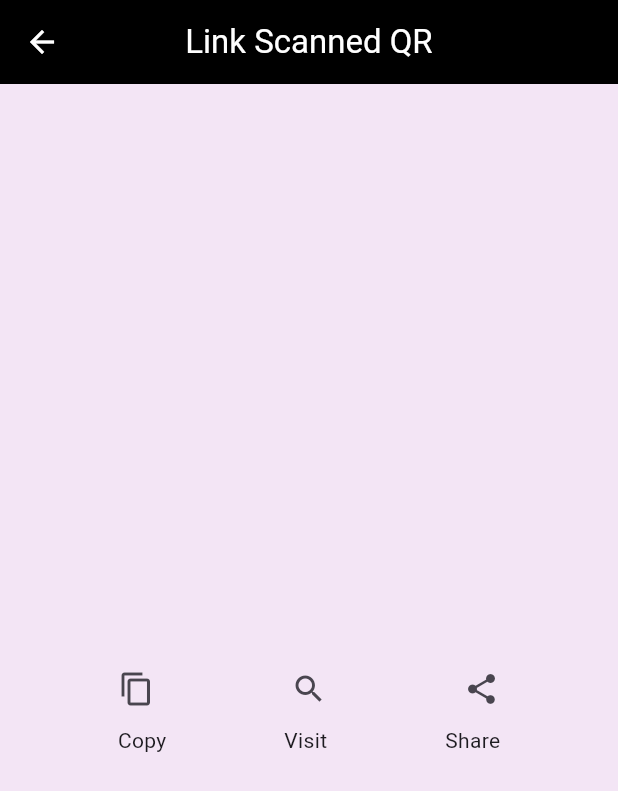
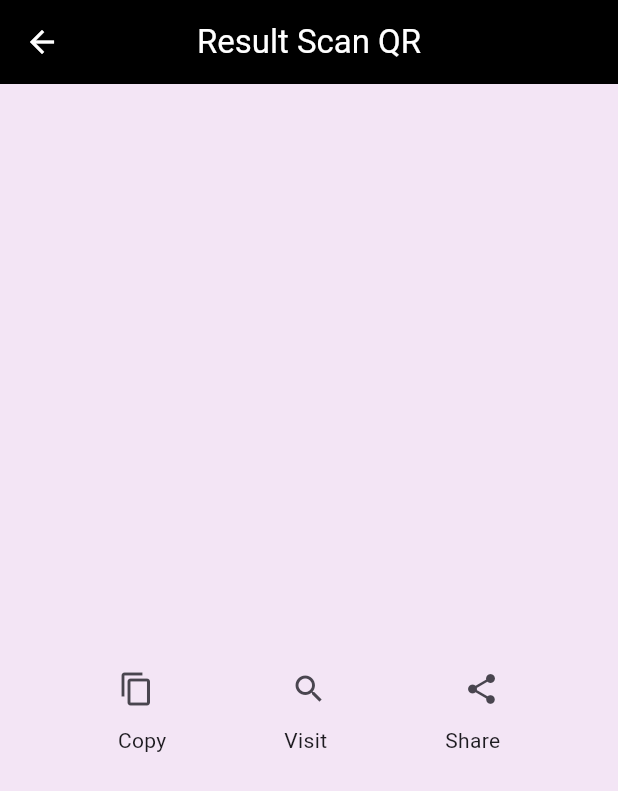
Before and after one commit to hakimhambali/scan_qrcode, a Flutter app: the ResultScanQR screen opened directly with empty values, on a phone screen of 412 x 824 dp. Shown: the top 791 px of the screen. Run offline on Flutter 3.47's test engine with Material 3 defaults, Android fonts, the phone set to English and light mode, and no system bars; our stand-ins replace animated_splash_screen, cloud_firestore, firebase_auth, firebase_core, google_fonts, google_nav_bar and 4 more; missing offline and left inert: clipboard, mobile_scanner, panara_dialogs; accounts and stored records are empty; network calls fail.

Commit message:
ResultScanQR

```diff
--- a/lib/screens/result_scan_qr.dart
+++ b/lib/screens/result_scan_qr.dart
@@ -29,7 +29,7 @@ class _ResultScanQRState extends State<ResultScanQR> {
         backgroundColor: Colors.purple.shade50,
         appBar: AppBar(
           centerTitle: true,
-          title: const Text('Link Scanned QR'),
+          title: const Text('Result Scan QR'),
           backgroundColor: Colors.black,
           foregroundColor: Colors.white,
         ),
@@ -37,13 +37,17 @@ class _ResultScanQRState extends State<ResultScanQR> {
           child: Column(
             mainAxisAlignment: MainAxisAlignment.center,
             children: <Widget>[
-              Center(
-                  child: Text(
-                widget.result,
-                style:
-                    const TextStyle(fontSize: 20, fontWeight: FontWeight.bold),
-                textAlign: TextAlign.center,
-              )),
+              Padding(
+                padding: const EdgeInsets.symmetric(horizontal: 20.0),
+                child: Text(
+                  widget.result,
+                  style:
+                      const TextStyle(fontSize: 20, fontWeight: FontWeight.bold),
+                  textAlign: TextAlign.center,
+                  overflow: TextOverflow.ellipsis,
+                  maxLines: 19,
+                ),
+              ),
               const SizedBox(
                 height: 30,
               ),
```
